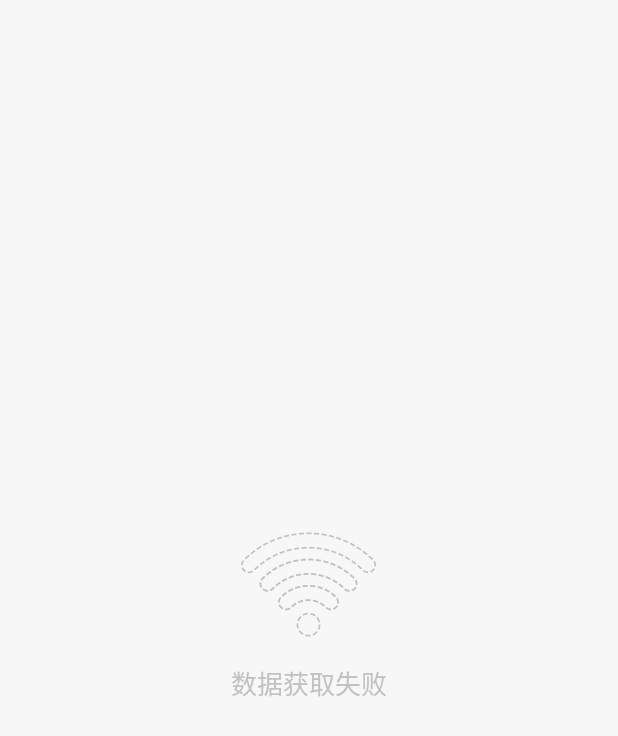
After one commit to yangwubo0800/Grow, an Android app: the layout activity_error.xml on its own in the app's theme, with its tools: preview values and no code run, on a phone screen of 412 x 824 dp. The commit adds this screen. Shown: the top 736 px of the screen. Run offline under Robolectric (Android 15) with nearby library versions, the phone set to English and light mode, and no system bars.

Commit message:
增加webview加载失败默认出错界面

```diff
--- /dev/null
+++ b/app/src/main/res/layout/activity_error.xml
@@ -0,0 +1,34 @@
+<?xml version="1.0" encoding="utf-8"?>
+<LinearLayout xmlns:android="http://schemas.android.com/apk/res/android"
+    android:orientation="vertical"
+    android:layout_width="match_parent"
+    android:layout_height="match_parent">
+    <RelativeLayout
+        android:id="@+id/online_error_btn_retry"
+        android:layout_width="match_parent"
+        android:layout_height="match_parent"
+        android:background="@color/baseGray"
+        android:clickable="true"
+        android:gravity="center" >
+        <LinearLayout
+            android:layout_width="match_parent"
+            android:layout_height="match_parent"
+            android:gravity="center"
+            android:orientation="vertical"
+            >
+            <ImageView
+                android:layout_width="90dp"
+                android:layout_height="70dp"
+                android:src="@drawable/nonet_image"
+                android:id="@+id/imageView2" />
+            <TextView
+                android:layout_marginTop="17dp"
+                android:layout_width="wrap_content"
+                android:layout_height="wrap_content"
+                android:textSize="17dp"
+                android:text="数据获取失败"
+                android:textColor="@color/hintColor"
+                ></TextView>
+        </LinearLayout>
+    </RelativeLayout>
+</LinearLayout>
```
Also changed, not shown: app/src/main/java/com/hnac/hznet/NativeWebViewTagFunctionActivity.java (+83 -1 lines), app/src/main/res/values/colors.xml (+2 -13 lines), app/src/main/res/drawable/nonet_image.png (added).
